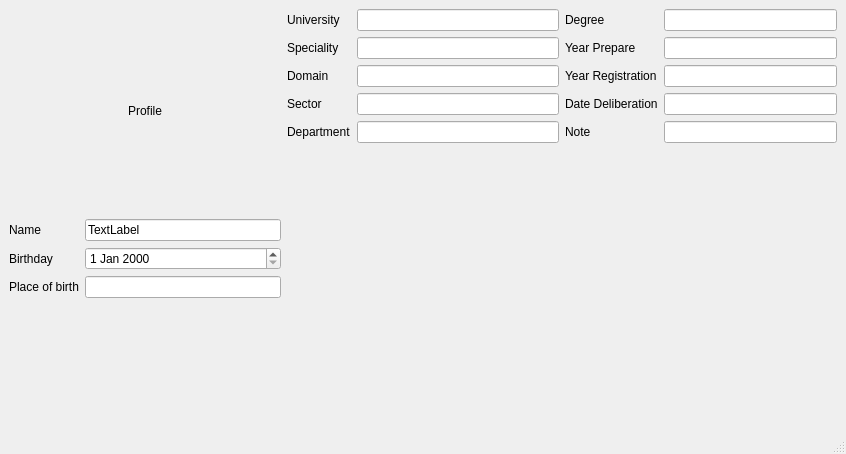
First picture: the form in desktop_app/ui/windows/student_preview_info/student_preview_info.ui, repository elmhadji/PaperTrailGuard, before the edit.
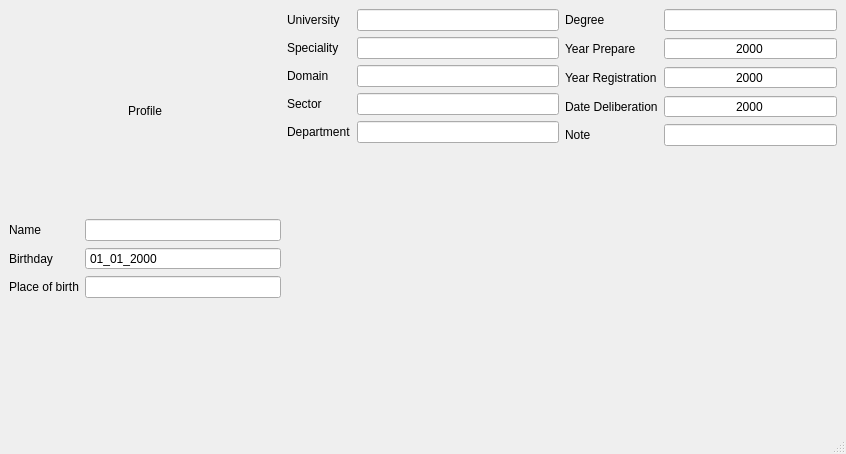
Second picture: the form after the edit.

Commit message: - Rename object to proper names - Change all input widget to read only -  Change some input from Edit text to proper input

```diff
--- a/desktop_app/ui/windows/student_preview_info/student_preview_info.ui
+++ b/desktop_app/ui/windows/student_preview_info/student_preview_info.ui
@@ -11,14 +11,14 @@
    </rect>
   </property>
   <property name="windowTitle">
-   <string>MainWindow</string>
+   <string>Preview Student</string>
   </property>
   <widget class="QWidget" name="centralwidget">
    <layout class="QHBoxLayout" name="horizontalLayout">
     <item>
      <layout class="QVBoxLayout" name="verticalLayout">
       <item>
-       <widget class="QLabel" name="label">
+       <widget class="QLabel" name="student_picture">
         <property name="text">
          <string>Profile</string>
         </property>
@@ -40,9 +40,12 @@
          </widget>
         </item>
         <item row="0" column="1">
-         <widget class="QLineEdit" name="lineEdit">
+         <widget class="QLineEdit" name="name_input">
           <property name="text">
-           <string>TextLabel</string>
+           <string/>
+          </property>
+          <property name="readOnly">
+           <bool>true</bool>
           </property>
          </widget>
         </item>
@@ -54,7 +57,17 @@
          </widget>
         </item>
         <item row="1" column="1">
-         <widget class="QDateEdit" name="dateEdit"/>
+         <widget class="QDateEdit" name="birthday_input">
+          <property name="readOnly">
+           <bool>true</bool>
+          </property>
+          <property name="buttonSymbols">
+           <enum>QAbstractSpinBox::ButtonSymbols::NoButtons</enum>
+          </property>
+          <property name="displayFormat">
+           <string>dd_MM_yyyy</string>
+          </property>
+         </widget>
         </item>
         <item row="2" column="0">
          <widget class="QLabel" name="label_4">
@@ -64,10 +77,13 @@
          </widget>
         </item>
         <item row="2" column="1">
-         <widget class="QLineEdit" name="lineEdit_2">
+         <widget class="QLineEdit" name="birth_place_input">
           <property name="text">
            <string/>
           </property>
+          <property name="readOnly">
+           <bool>true</bool>
+          </property>
          </widget>
         </item>
        </layout>
@@ -87,10 +103,13 @@
        </widget>
       </item>
       <item row="0" column="1">
-       <widget class="QLineEdit" name="lineEdit_4">
+       <widget class="QLineEdit" name="university_input">
         <property name="text">
          <string/>
         </property>
+        <property name="readOnly">
+         <bool>true</bool>
+        </property>
        </widget>
       </item>
       <item row="1" column="0">
@@ -101,10 +120,13 @@
        </widget>
       </item>
       <item row="1" column="1">
-       <widget class="QLineEdit" name="lineEdit_3">
+       <widget class="QLineEdit" name="speciality_input">
         <property name="text">
          <string/>
         </property>
+        <property name="readOnly">
+         <bool>true</bool>
+        </property>
        </widget>
       </item>
       <item row="2" column="0">
@@ -122,10 +144,13 @@
        </widget>
       </item>
       <item row="3" column="1">
-       <widget class="QLineEdit" name="lineEdit_6">
+       <widget class="QLineEdit" name="sector_input">
         <property name="text">
          <string/>
         </property>
+        <property name="readOnly">
+         <bool>true</bool>
+        </property>
        </widget>
       </item>
       <item row="4" column="0">
@@ -136,17 +161,23 @@
        </widget>
       </item>
       <item row="4" column="1">
-       <widget class="QLineEdit" name="lineEdit_7">
+       <widget class="QLineEdit" name="departement_input">
         <property name="text">
          <string/>
         </property>
+        <property name="readOnly">
+         <bool>true</bool>
+        </property>
        </widget>
       </item>
       <item row="2" column="1">
-       <widget class="QLineEdit" name="lineEdit_5">
+       <widget class="QLineEdit" name="domain_input">
         <property name="text">
          <string/>
         </property>
+        <property name="readOnly">
+         <bool>true</bool>
+        </property>
        </widget>
       </item>
      </layout>
@@ -163,13 +194,6 @@
         </property>
        </widget>
       </item>
-      <item row="0" column="1">
-       <widget class="QLineEdit" name="lineEdit_8">
-        <property name="text">
-         <string/>
-        </property>
-       </widget>
-      </item>
       <item row="1" column="0">
        <widget class="QLabel" name="label_11">
         <property name="text">
@@ -177,13 +201,6 @@
         </property>
        </widget>
       </item>
-      <item row="1" column="1">
-       <widget class="QLineEdit" name="lineEdit_9">
-        <property name="text">
-         <string/>
-        </property>
-       </widget>
-      </item>
       <item row="2" column="0">
        <widget class="QLabel" name="label_12">
         <property name="text">
@@ -191,13 +208,6 @@
         </property>
        </widget>
       </item>
-      <item row="2" column="1">
-       <widget class="QLineEdit" name="lineEdit_10">
-        <property name="text">
-         <string/>
-        </property>
-       </widget>
-      </item>
       <item row="3" column="0">
        <widget class="QLabel" name="label_13">
         <property name="text">
@@ -205,13 +215,6 @@
         </property>
        </widget>
       </item>
-      <item row="3" column="1">
-       <widget class="QLineEdit" name="lineEdit_11">
-        <property name="text">
-         <string/>
-        </property>
-       </widget>
-      </item>
       <item row="4" column="0">
        <widget class="QLabel" name="label_14">
         <property name="text">
@@ -220,9 +223,94 @@
        </widget>
       </item>
       <item row="4" column="1">
-       <widget class="QLineEdit" name="lineEdit_12">
+       <widget class="QLineEdit" name="note_input">
         <property name="text">
          <string/>
+        </property>
+        <property name="readOnly">
+         <bool>true</bool>
+        </property>
+       </widget>
+      </item>
+      <item row="1" column="1">
+       <widget class="QSpinBox" name="preparation_year_spinbox">
+        <property name="wrapping">
+         <bool>false</bool>
+        </property>
+        <property name="frame">
+         <bool>true</bool>
+        </property>
+        <property name="alignment">
+         <set>Qt::AlignmentFlag::AlignCenter</set>
+        </property>
+        <property name="readOnly">
+         <bool>true</bool>
+        </property>
+        <property name="buttonSymbols">
+         <enum>QAbstractSpinBox::ButtonSymbols::NoButtons</enum>
+        </property>
+        <property name="showGroupSeparator" stdset="0">
+         <bool>false</bool>
+        </property>
+        <property name="minimum">
+         <number>1600</number>
+        </property>
+        <property name="maximum">
+         <number>2500</number>
+        </property>
+        <property name="value">
+         <number>2000</number>
+        </property>
+       </widget>
+      </item>
+      <item row="2" column="1">
+       <widget class="QSpinBox" name="registration_year_spinbox">
+        <property name="alignment">
+         <set>Qt::AlignmentFlag::AlignCenter</set>
+        </property>
+        <property name="readOnly">
+         <bool>true</bool>
+        </property>
+        <property name="buttonSymbols">
+         <enum>QAbstractSpinBox::ButtonSymbols::NoButtons</enum>
+        </property>
+        <property name="minimum">
+         <number>1600</number>
+        </property>
+        <property name="maximum">
+         <number>2500</number>
+        </property>
+        <property name="value">
+         <number>2000</number>
+        </property>
+       </widget>
+      </item>
+      <item row="3" column="1">
+       <widget class="QSpinBox" name="delibration_year_spinbox">
+        <property name="alignment">
+         <set>Qt::AlignmentFlag::AlignCenter</set>
+        </property>
+        <property name="readOnly">
+         <bool>true</bool>
+        </property>
+        <property name="buttonSymbols">
+         <enum>QAbstractSpinBox::ButtonSymbols::NoButtons</enum>
+        </property>
+        <property name="minimum">
+         <number>1600</number>
+        </property>
+        <property name="maximum">
+         <number>2500</number>
+        </property>
+        <property name="value">
+         <number>2000</number>
+        </property>
+       </widget>
+      </item>
+      <item row="0" column="1">
+       <widget class="QLineEdit" name="degree">
+        <property name="readOnly">
+         <bool>true</bool>
         </property>
        </widget>
       </item>
```
The commit also changes 1 other file.
